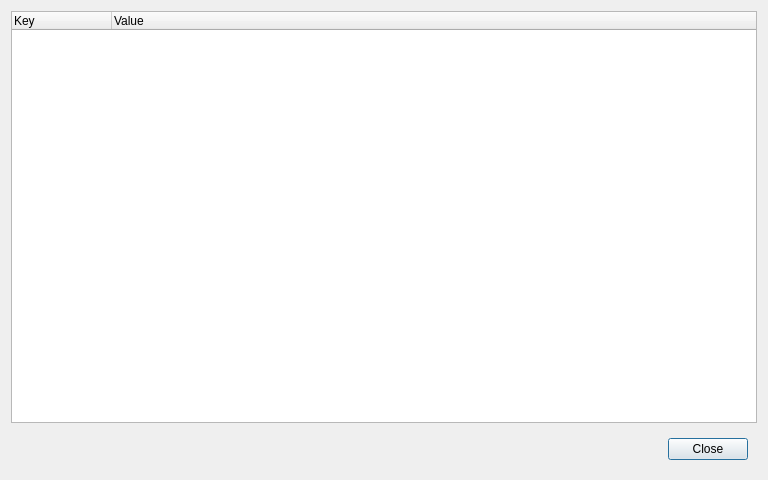
The window that cxx/listeners/Observatory/LogDialog.ui (constellation-daq/Constellation) describes before a commit, drawn with Qt 5.
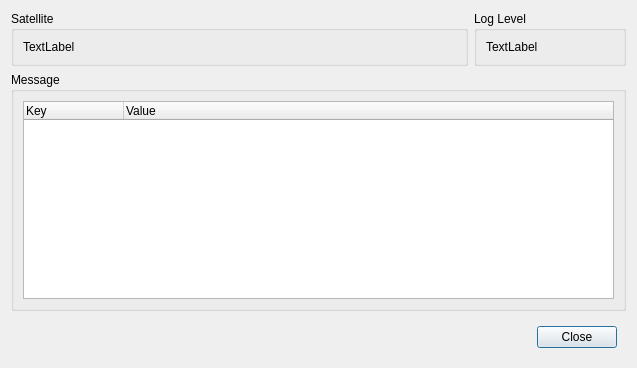
The same window after the commit.

Commit message: Observatory: improve log dialog

The edit to the form file:
```diff
--- a/cxx/listeners/Observatory/LogDialog.ui
+++ b/cxx/listeners/Observatory/LogDialog.ui
@@ -6,13 +6,19 @@
    <rect>
     <x>0</x>
     <y>0</y>
-    <width>768</width>
-    <height>480</height>
+    <width>637</width>
+    <height>368</height>
    </rect>
   </property>
   <property name="windowTitle">
    <string>Log Message Details</string>
   </property>
+  <layout class="QGridLayout" name="gridLayout">
+   <item row="1" column="0" colspan="2">
+    <widget class="QGroupBox" name="groupBox_3">
+     <property name="title">
+      <string>Message</string>
+     </property>
   <layout class="QVBoxLayout" name="verticalLayout">
    <item>
     <widget class="QTreeWidget" name="treeLogMessage">
@@ -37,7 +43,32 @@
      </column>
     </widget>
    </item>
+     </layout>
+    </widget>
+   </item>
+   <item row="0" column="0">
+    <widget class="QGroupBox" name="groupBox">
+     <property name="sizePolicy">
+      <sizepolicy hsizetype="Preferred" vsizetype="Preferred">
+       <horstretch>3</horstretch>
+       <verstretch>0</verstretch>
+      </sizepolicy>
+     </property>
+     <property name="title">
+      <string>Satellite</string>
+     </property>
+     <layout class="QHBoxLayout" name="horizontalLayout_2">
    <item>
+       <widget class="QLabel" name="satelliteName">
+        <property name="text">
+         <string>TextLabel</string>
+        </property>
+       </widget>
+      </item>
+     </layout>
+    </widget>
+   </item>
+   <item row="2" column="0" colspan="2">
     <layout class="QHBoxLayout" name="horizontalLayout" stretch="1,0">
      <property name="spacing">
       <number>15</number>
@@ -82,6 +113,28 @@
      </item>
     </layout>
    </item>
+   <item row="0" column="1">
+    <widget class="QGroupBox" name="groupBox_2">
+     <property name="sizePolicy">
+      <sizepolicy hsizetype="Preferred" vsizetype="Preferred">
+       <horstretch>1</horstretch>
+       <verstretch>0</verstretch>
+      </sizepolicy>
+     </property>
+     <property name="title">
+      <string>Log Level</string>
+     </property>
+     <layout class="QHBoxLayout" name="horizontalLayout_3">
+      <item>
+       <widget class="QLabel" name="logLevel">
+        <property name="text">
+         <string>TextLabel</string>
+        </property>
+       </widget>
+      </item>
+     </layout>
+    </widget>
+   </item>
   </layout>
  </widget>
  <resources/>
```
Lines whose indentation alone changed are shown as unchanged. The commit also changes 1 other file.
